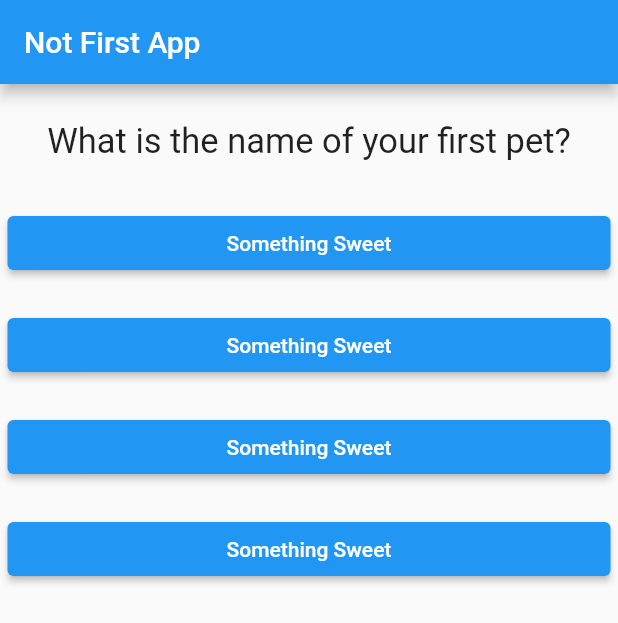
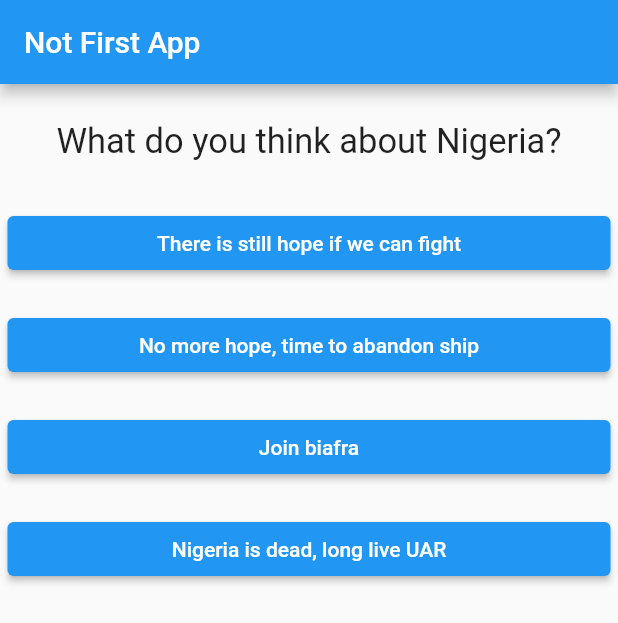
Before and after one commit to auleki/personality-quiz, a Flutter app: the screen it shows after launch, after a tap on "Black", after a tap on "Somewhere in Africa outside Nigeria", on a phone screen of 412 x 824 dp. Shown: the top 623 px of the screen. Run offline on Flutter 3.47's test engine with Material 2 defaults, Android fonts, the light colour scheme and no system bars.

Commit message:
extending UI components

```diff
--- a/lib/main.dart
+++ b/lib/main.dart
@@ -21,6 +21,11 @@ class _MyAppState extends State<MyApp> {
       _questionIndex += 1;
     });
     print(_questionIndex);
+    if (_questionIndex < questions.length) {
+      print('We have more questions');
+    } else {
+      print('No more questions');
+    }
   }
 
   static const questions = [
@@ -38,13 +43,17 @@ class _MyAppState extends State<MyApp> {
       ]
     },
     {
-      'questionText': 'What is the name of your first pet?',
+      'questionText': 'What do you think about Nigeria?',
       'answer': [
-        'Something Sweet',
-        'Something Sweet',
-        'Something Sweet',
-        'Something Sweet'
+        'There is still hope if we can fight',
+        'No more hope, time to abandon ship',
+        'Join biafra',
+        'Nigeria is dead, long live UAR'
       ]
+    },
+    {
+      'questionText': 'Sofiat will you marry me?',
+      'answer': ['Yes', 'No']
     },
   ];
 
@@ -56,7 +65,8 @@ class _MyAppState extends State<MyApp> {
         appBar: AppBar(
           title: Text('Not First App'),
         ),
-          body: Column(
+        body: _questionIndex < questions.length
+            ? Column(
                 children: [
                   Question(
                     questions[_questionIndex]['questionText'],
@@ -66,7 +76,11 @@ class _MyAppState extends State<MyApp> {
                     return Answer(_answerQuestion, answer);
                   })
                 ],
-          )),
+              )
+            : Center(
+                child: Text('You did it'),
+              ),
+      ),
     );
   }
 }
```
Also changed, not shown: lib/quiz.dart (added), lib/result.dart (added). Lines whose indentation alone changed are shown as unchanged.
